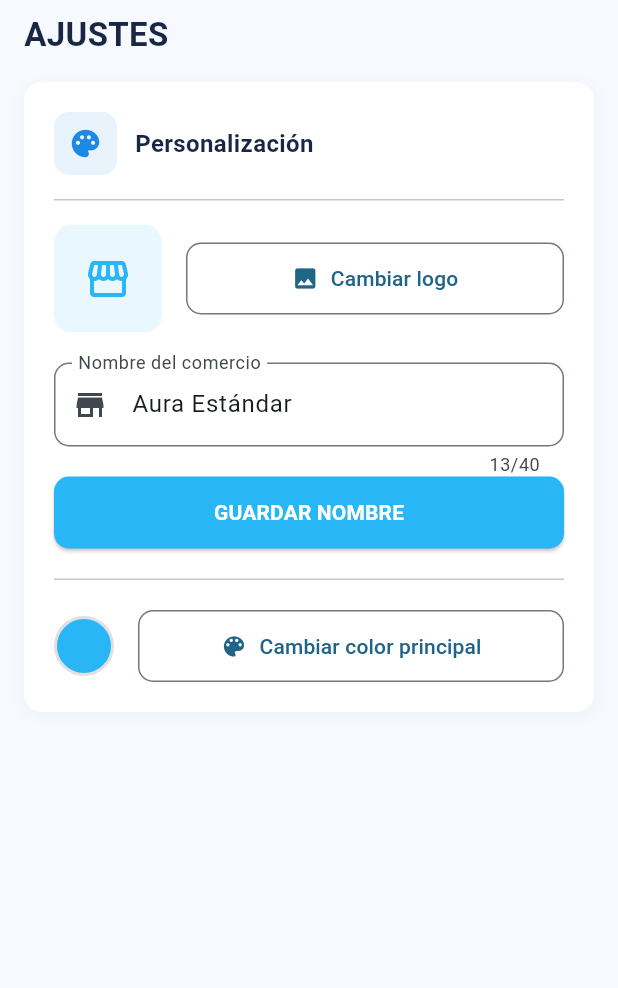
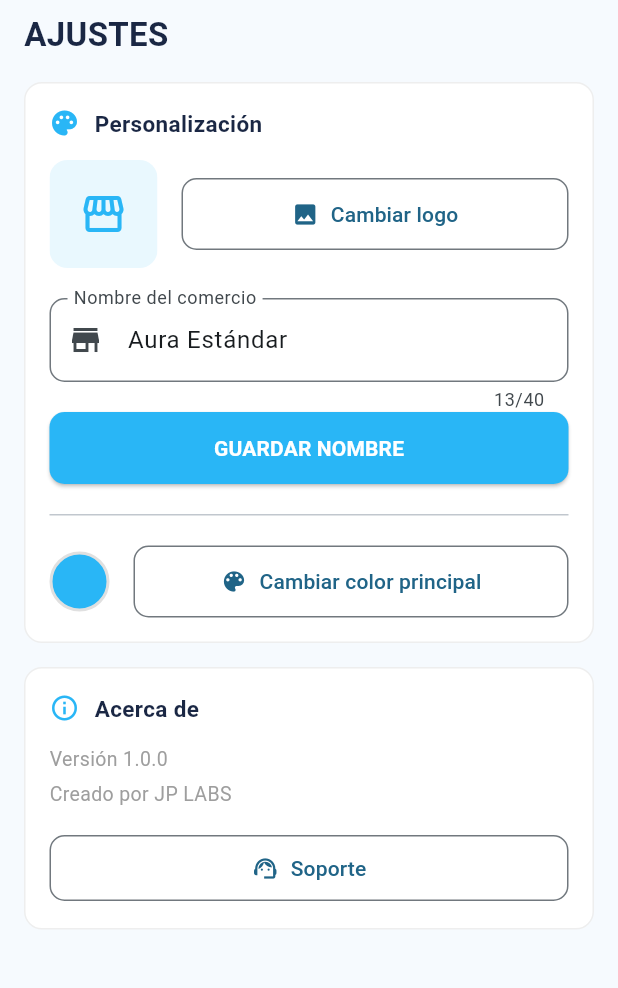
Before and after one commit to dannydiazrm-prog/Auraestandar, a Flutter app: the AjustesScreen widget shown alone on an empty page, opened directly, on a phone screen of 412 x 824 dp, the part 116-1104 px from its top. Run offline on Flutter 3.47's test engine with Material 3 defaults, Android fonts, the phone set to English and light mode, and no system bars; our stand-ins replace cloud_firestore, firebase_core, fl_chart, flutter_colorpicker, image_picker, pdf and 4 more; accounts and stored records are empty.

Commit message:
Acerca de

```diff
--- a/lib/screens/ajustes_screen.dart
+++ b/lib/screens/ajustes_screen.dart
@@ -5,6 +5,8 @@ import 'package:flutter/material.dart';
 import 'package:image_picker/image_picker.dart';
 import 'package:path_provider/path_provider.dart';
 import 'package:flutter_colorpicker/flutter_colorpicker.dart';
+import 'package:url_launcher/url_launcher.dart';
+import '../services/firestore_service.dart';
 import '../services/personalizacion_service.dart';
 
 class AjustesScreen extends StatefulWidget {
@@ -66,6 +68,13 @@ class _AjustesScreenState extends State<AjustesScreen> {
       ),
     );
     setState(() {});
+  }
+
+Future<void> _abrirWhatsapp() async {
+    final uri = Uri.parse('https://wa.me/595983069263');
+    if (await canLaunchUrl(uri)) {
+      await launchUrl(uri, mode: LaunchMode.externalApplication);
+    }
   }
 
   Future<void> _seleccionarColor() async {
@@ -243,6 +252,35 @@ class _AjustesScreenState extends State<AjustesScreen> {
               ),
             ],
           ),
+          const SizedBox(height: 16),
+          _seccion(
+            titulo: 'Acerca de',
+            icono: Icons.info_outline,
+            children: [
+              const Text(
+                'Versión 1.0.0',
+                style: TextStyle(color: Colors.grey, fontSize: 13),
+              ),
+              const SizedBox(height: 4),
+              const Text(
+                'Creado por JP LABS',
+                style: TextStyle(color: Colors.grey, fontSize: 13),
+              ),
+              const SizedBox(height: 16),
+              SizedBox(
+                width: double.infinity,
+                child: OutlinedButton.icon(
+                  onPressed: _abrirWhatsapp,
+                  icon: const Icon(Icons.support_agent, size: 18),
+                  label: const Text('Soporte'),
+                  style: OutlinedButton.styleFrom(
+                    padding: const EdgeInsets.symmetric(vertical: 12),
+                    shape: RoundedRectangleBorder(borderRadius: BorderRadius.circular(10)),
+                  ),
+                ),
+              ),
+            ],
+          ),
           const SizedBox(height: 24),
         ],
       ),
@@ -255,41 +293,26 @@ class _AjustesScreenState extends State<AjustesScreen> {
     required List<Widget> children,
   }) {
     return Container(
-      padding: const EdgeInsets.all(20),
+      padding: const EdgeInsets.all(16),
       decoration: BoxDecoration(
         color: Colors.white,
         borderRadius: BorderRadius.circular(12),
-        boxShadow: [
-          BoxShadow(
-            color: Colors.black.withOpacity(0.04),
-            blurRadius: 8,
-            offset: const Offset(0, 2),
-          ),
-        ],
+        border: Border.all(color: Colors.grey.shade200),
       ),
       child: Column(
         crossAxisAlignment: CrossAxisAlignment.start,
         children: [
           Row(
             children: [
-              Container(
-                padding: const EdgeInsets.all(10),
-                decoration: BoxDecoration(
-                  color: const Color(0xFF1E88E5).withOpacity(0.1),
-                  borderRadius: BorderRadius.circular(10),
-                ),
-                child: Icon(icono, color: const Color(0xFF1E88E5), size: 22),
-              ),
-              const SizedBox(width: 12),
+              Icon(icono, color: PersonalizacionService.instance.colorPrimario, size: 20),
+              const SizedBox(width: 10),
               Text(
                 titulo,
-                style: const TextStyle(fontWeight: FontWeight.bold, color: Color(0xFF1A2744), fontSize: 16),
+                style: const TextStyle(fontWeight: FontWeight.w600, color: Color(0xFF1A2744), fontSize: 15),
               ),
             ],
           ),
-          const SizedBox(height: 16),
-          const Divider(height: 1),
-          const SizedBox(height: 16),
+          const SizedBox(height: 14),
           ...children,
         ],
       ),
--- a/lib/services/personalizacion_service.dart
+++ b/lib/services/personalizacion_service.dart
@@ -45,7 +45,7 @@ class PersonalizacionService extends ChangeNotifier {
   }
 
   Color get colorTexto {
-    return colorPrimario.computeLuminance() > 0.4
+    return colorPrimario.computeLuminance() > 0.6
         ? const Color(0xFF1A2744)
         : Colors.white;
   }
--- a/pubspec.yaml
+++ b/pubspec.yaml
@@ -24,6 +24,7 @@ dependencies:
   sqflite: ^2.4.1
   sqflite_common_ffi: ^2.3.4+4
   path: ^1.9.0
+  url_launcher: ^6.3.1
 
 dev_dependencies:
   flutter_test:
@@ -35,6 +36,7 @@ flutter:
   uses-material-design: true
   assets:
     - assets/IMG-20260228-WA0018.jpg
+    - assets/logo.png
 
 flutter_launcher_icons:
   android: true
```
